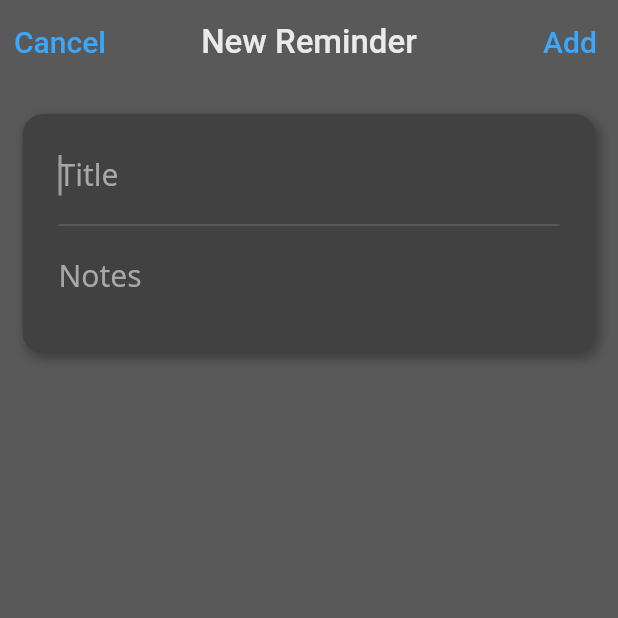
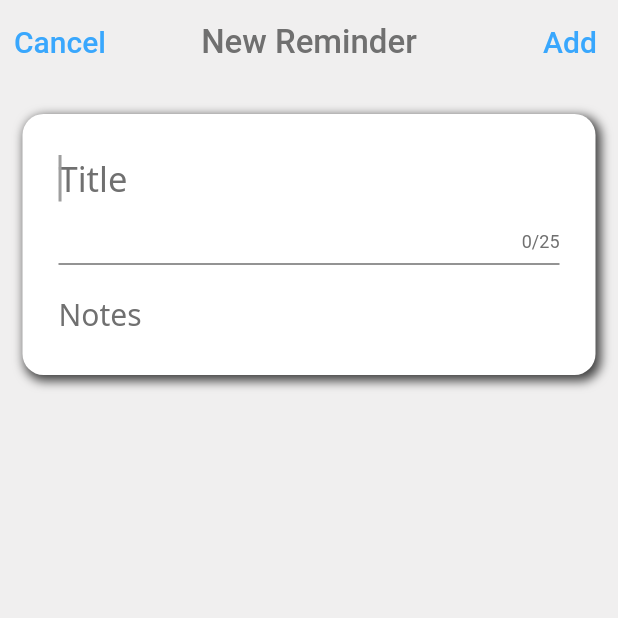
Before and after one commit to Rohith-JN/Tasks-Android, a Flutter app: the screen it shows after launch, after a tap on "Add Task", on a phone screen of 412 x 824 dp, the top half of it. Run offline on Flutter 3.47's test engine with Material 2 defaults, Android fonts, the light colour scheme and no system bars; our stand-ins replace flutter_slidable, get, get_storage, google_fonts, roundcheckbox; missing offline and left inert: rolling_switch.

Commit message:
second commit

```diff
--- a/lib/Screens/HomeScreen.dart
+++ b/lib/Screens/HomeScreen.dart
@@ -1,23 +1,53 @@
-// ignore_for_file: file_names
+// ignore_for_file: file_names, empty_statements
 
 import 'package:flutter/material.dart';
+import 'package:flutter_slidable/flutter_slidable.dart';
 import 'package:get/get.dart';
 import 'package:google_fonts/google_fonts.dart';
 import 'package:todo_app/Screens/TodoScreen.dart';
+import 'package:todo_app/Screens/themes.dart';
 import 'package:todo_app/controllers/TodoController.dart';
-import 'package:toggle_switch/toggle_switch.dart';
+import 'package:todo_app/models/Todo.dart';
+import 'package:flutter/services.dart';
+import 'package:rolling_switch/rolling_switch.dart';
 
 class HomeScreen extends StatelessWidget {
   const HomeScreen({Key? key}) : super(key: key);
 
   @override
   Widget build(BuildContext context) {
+    bool status = false;
     final TodoController todoController = Get.put(TodoController());
     return Scaffold(
       appBar: AppBar(
         centerTitle: false,
-          title:
-              Text("Reminders", style: Theme.of(context).textTheme.headline1),
+        title: Text("Reminders", style: Theme.of(context).textTheme.headline1),
+        actions: [
+          Padding(
+            padding: const EdgeInsets.only(top: 8.0, right: 8.0),
+            child: RollingSwitch.icon(
+              width: 110.0,
+              height: 50.0,
+              onChanged: (bool state) {
+                if (Get.isDarkMode) {
+                  Get.changeThemeMode(ThemeMode.light);
+                } else {
+                  Get.changeThemeMode(ThemeMode.dark);
+                }
+              },
+              rollingInfoRight: const RollingIconInfo(
+                icon: Icons.light_mode,
+                backgroundColor: Colors.grey,
+                text: Text('light', style: TextStyle(fontSize: 17.0)),
+              ),
+              rollingInfoLeft: const RollingIconInfo(
+                icon: Icons.dark_mode,
+                backgroundColor: Colors.grey,
+                text: Text('dark', style: TextStyle(fontSize: 17.0)),
+              ),
+            ),
+          ),
+        ],
       ),
       body: Container(
         width: double.infinity,
@@ -28,12 +58,19 @@ class HomeScreen extends StatelessWidget {
                   onTap: () {
                     Get.to(TodoScreen(index: index));
                   },
+                  child: Dismissible(
+                    key: UniqueKey(),
+                    direction: DismissDirection.startToEnd,
+                    onDismissed: (_) {
+                      HapticFeedback.heavyImpact();
+                      todoController.todos.removeAt(index);
+                    },
                     child: Container(
                       decoration: BoxDecoration(
-                          color: Color(0xFF414141),
-                          boxShadow: const [
+                          color: Theme.of(context).canvasColor,
+                          boxShadow: [
                             BoxShadow(
-                              color: Color(0xFF414141),
+                              color: Theme.of(context).shadowColor,
                               offset: Offset(2.5, 2.5),
                               blurRadius: 5.0,
                               spreadRadius: 1.0,
@@ -47,39 +84,69 @@ class HomeScreen extends StatelessWidget {
                           crossAxisAlignment: CrossAxisAlignment.start,
                           children: [
                             Row(
+                              mainAxisAlignment: MainAxisAlignment.spaceBetween,
                               children: [
                                 Text(
                                   todoController.todos[index].title,
                                   style: GoogleFonts.notoSans(
-                                      color: Color(0xFFA8A8A8), fontSize: 20.0),
+                                      color: Theme.of(context).hintColor,
+                                      fontSize: 23.0,
+                                      decoration:
+                                          (todoController.todos[index].done!)
+                                              ? TextDecoration.lineThrough
+                                              : TextDecoration.none),
                                 ),
+                                Transform.scale(
+                                  scale: 1.3,
+                                  child: Checkbox(
+                                      shape: const CircleBorder(),
+                                      checkColor: Colors.black,
+                                      activeColor: Color(0xFFEAEAEA),
+                                      value: todoController.todos[index].done,
+                                      side:
+                                          Theme.of(context).checkboxTheme.side,
+                                      onChanged: (value) {
+                                        var changed =
+                                            todoController.todos[index];
+                                        changed.done = value;
+                                        todoController.todos[index] = changed;
+                                      }),
+                                )
                               ],
                             ),
-                            Divider(
+                            const SizedBox(height: 5.0),
+                            const Divider(
                               color: Color(0xFF707070),
+                              thickness: 1.0,
                             ),
                             Text(
                               todoController.todos[index].details,
                               style: GoogleFonts.notoSans(
-                                  color: Color(0xFFA8A8A8), fontSize: 20.0),
+                                color: Theme.of(context).hintColor,
+                                fontSize: 20.0,
+                                decoration: (todoController.todos[index].done!)
+                                    ? TextDecoration.lineThrough
+                                    : TextDecoration.none,
+                              ),
                             ),
                           ],
                         ),
                       ),
                     ),
                   ),
-              separatorBuilder: (_, __) => SizedBox(
+                ),
+            separatorBuilder: (_, __) => const SizedBox(
                   height: 25.0,
                 ),
             itemCount: todoController.todos.length)),
       ),
       floatingActionButton: GestureDetector(
         onTap: () {
-            Get.to(TodoScreen());
+          Get.to(() => TodoScreen());
         },
         child: Container(
           decoration: BoxDecoration(
-                color: Color(0xFF414141),
+              color: Theme.of(context).canvasColor,
               boxShadow: const [
                 BoxShadow(
                   color: Color(0xFF414141),
@@ -96,10 +163,11 @@ class HomeScreen extends StatelessWidget {
               "Add Task",
               style: TextStyle(
                   color: Theme.of(context).textTheme.headline2!.color,
-                    fontSize: 28.0),
+                  fontSize: 23.0),
             ),
           ),
         ),
-        ));
+      ),
+    );
   }
 }
--- a/lib/Screens/TodoScreen.dart
+++ b/lib/Screens/TodoScreen.dart
@@ -1,6 +1,7 @@
 // ignore_for_file: file_names
 
 import 'package:flutter/material.dart';
+import 'package:roundcheckbox/roundcheckbox.dart';
 import 'package:get/get.dart';
 import 'package:google_fonts/google_fonts.dart';
 import 'package:flutter/cupertino.dart';
@@ -16,6 +17,7 @@ class TodoScreen extends StatelessWidget {
   Widget build(BuildContext context) {
     String title = '';
     String detail = '';
+
     if (this.index != null) {
       title = todoController.todos[index!].title;
       detail = todoController.todos[index!].details;
@@ -26,6 +28,8 @@ class TodoScreen extends StatelessWidget {
         TextEditingController(text: title);
     TextEditingController detailEditingController =
         TextEditingController(text: detail);
+
+    final _formKey = GlobalKey<FormState>();
 
     return Scaffold(
       appBar: AppBar(
@@ -56,19 +60,20 @@ class TodoScreen extends StatelessWidget {
                   splashFactory: NoSplash.splashFactory,
                 ),
                 onPressed: () {
-                  if (this.index.isNull) {
+                  if (this.index == null && _formKey.currentState!.validate()) {
                     todoController.todos.add(Todo(
                       details: detailEditingController.text,
                       title: titleEditingController.text,
                     ));
-                  } else {
+                    Get.back();
+                  }
+                  if (this.index != null && _formKey.currentState!.validate()) {
                     var editing = todoController.todos[index!];
                     editing.title = titleEditingController.text;
                     editing.details = detailEditingController.text;
                     todoController.todos[index!] = editing;
+                    Get.back();
                   }
-                  ;
-                  Get.back();
                 },
                 child: Text((this.index == null) ? 'Add' : 'Update',
                     style:
@@ -79,11 +84,10 @@ class TodoScreen extends StatelessWidget {
       body: SafeArea(
         child: Container(
           width: double.infinity,
-          height: 200.0,
           padding: const EdgeInsets.symmetric(horizontal: 15.0, vertical: 20.0),
           child: Container(
               decoration: BoxDecoration(
-                  color: Color(0xFF414141),
+                  color: Theme.of(context).canvasColor,
                   boxShadow: const [
                     BoxShadow(
                       color: Color(0xFF414141),
@@ -95,34 +99,48 @@ class TodoScreen extends StatelessWidget {
                   borderRadius: BorderRadius.circular(14.0)),
               padding:
                   const EdgeInsets.symmetric(horizontal: 24.0, vertical: 15.0),
-              child: Expanded(
+              child: Form(
+                key: _formKey,
                 child: Column(
+                  mainAxisSize: MainAxisSize.min,
                   children: [
-                    TextField(
+                    TextFormField(
+                      validator: (value) {
+                        if (value!.isEmpty) {
+                          return 'Please enter some text';
+                        }
+                      },
                       controller: titleEditingController,
                       autofocus: true,
                       autocorrect: false,
                       cursorColor: Colors.grey,
                       maxLines: 1,
+                      maxLength: 25,
                       textInputAction: TextInputAction.next,
                       decoration: const InputDecoration(
                           hintText: "Title", border: InputBorder.none),
                       style: GoogleFonts.notoSans(
-                          color: Color(0xFFA8A8A8), fontSize: 20.0),
+                          color: Theme.of(context).hintColor, fontSize: 23.0),
                     ),
                     const Divider(
                       color: Color(0xFF707070),
+                      thickness: 1,
                     ),
-                    TextField(
+                    TextFormField(
+                      validator: (value) {
+                        if (value!.isEmpty) {
+                          return 'Please enter some text';
+                        }
+                      },
                       controller: detailEditingController,
-                      maxLines: 1,
+                      maxLines: null,
                       autocorrect: false,
                       cursorColor: Colors.grey,
                       textInputAction: TextInputAction.done,
                       decoration: const InputDecoration(
                           hintText: "Notes", border: InputBorder.none),
                       style: GoogleFonts.notoSans(
-                          color: Color(0xFFA8A8A8), fontSize: 20.0),
+                          color: Theme.of(context).hintColor, fontSize: 20.0),
                     ),
                   ],
                 ),
--- a/lib/controllers/TodoController.dart
+++ b/lib/controllers/TodoController.dart
@@ -1,8 +1,22 @@
 // ignore_for_file: file_names
 
 import 'package:get/get.dart';
+import 'package:get_storage/get_storage.dart';
 import 'package:todo_app/models/Todo.dart';
 
 class TodoController extends GetxController {
   var todos = <Todo>[].obs;
+
+  @override
+  void onInit() {
+    List? storedTodos = GetStorage().read<List>('todos');
+
+    if (storedTodos != null) {
+      todos = storedTodos.map((e) => Todo.fromJson(e)).toList().obs;
+    }
+    ever(todos, (_) {
+      GetStorage().write('todos', todos.toList());
+    });
+    super.onInit();
+  }
 }
--- a/lib/main.dart
+++ b/lib/main.dart
@@ -1,26 +1,18 @@
 import 'package:flutter/material.dart';
 import 'package:get/get_navigation/src/root/get_material_app.dart';
+import 'package:get_storage/get_storage.dart';
 import 'package:google_fonts/google_fonts.dart';
 import 'package:todo_app/Screens/HomeScreen.dart';
 import 'package:todo_app/Screens/TodoScreen.dart';
+import 'package:todo_app/Screens/themes.dart';
 
-void main() {
+void main() async {
+  await GetStorage.init();
   runApp(GetMaterialApp(
     home: HomeScreen(),
     debugShowCheckedModeBanner: false,
-    theme: ThemeData(
-        splashColor: Colors.transparent,
-        highlightColor: Colors.transparent,
-        hintColor: Color(0xFFA8A8A8),
-        scaffoldBackgroundColor: Color(0xFF5A5959),
-        appBarTheme:
-            const AppBarTheme(backgroundColor: Color(0xFF5A5959), elevation: 0),
-        textTheme: TextTheme(
-          headline1: GoogleFonts.notoSans(
-              fontSize: 30,
-              color: Color(0xFFEAEAEA),
-              fontWeight: FontWeight.bold),
-          headline2: GoogleFonts.notoSans(color: Color(0xFFEAEAEA)),
-        )),
+    theme: Themes.light,
+    darkTheme: Themes.dark,
+    themeMode: ThemeMode.system,
   ));
 }
--- a/lib/models/Todo.dart
+++ b/lib/models/Todo.dart
@@ -4,6 +4,17 @@ class Todo {
   String title;
   String details;
   String? time;
+  bool? done;
 
-  Todo({required this.title, required this.details, this.time});
+  Todo(
+      {required this.title,
+      required this.details,
+      this.time,
+      this.done = false});
+
+  factory Todo.fromJson(Map<String, dynamic> json) =>
+      Todo(title: json['title'], details: json['details'], done: json['done']);
+
+  Map<String, dynamic> toJson() =>
+      {'title': title, 'details': details, 'done': done};
 }
--- a/pubspec.yaml
+++ b/pubspec.yaml
@@ -32,6 +32,8 @@ dependencies:
   get: ^4.3.8
   get_storage: ^2.0.3
   toggle_switch: ^1.3.0
+  roundcheckbox: ^2.0.4+1
+  rolling_switch: ^0.0.2
   provider: ^6.0.1
   flutter:
     sdk: flutter
```
Also changed, not shown: lib/Screens/themes.dart (added, +48 -0 lines), pubspec.lock, 1 other file. Lines whose indentation alone changed are shown as unchanged.
